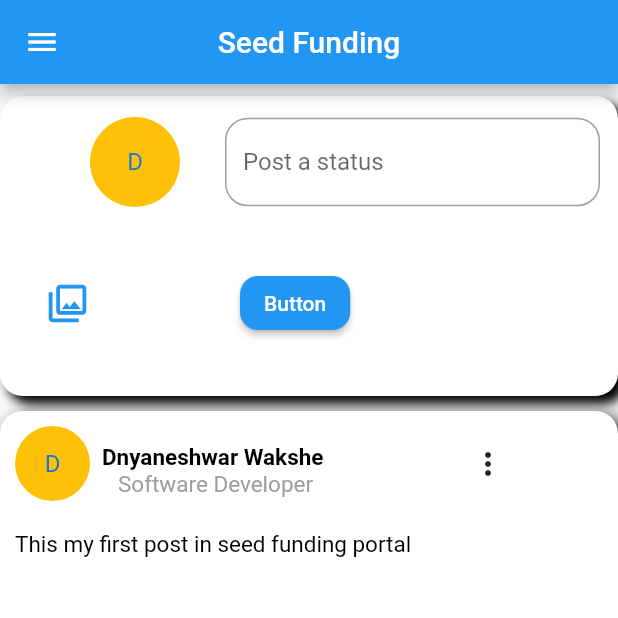
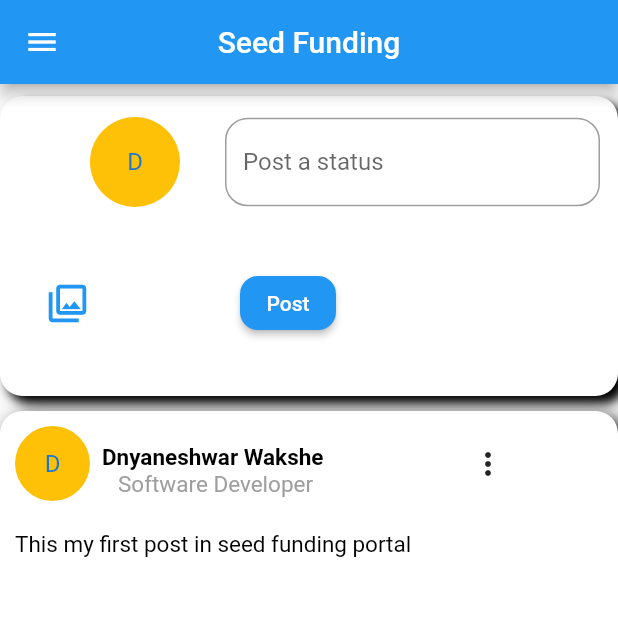
Before and after one commit to dnwakshe/seed_funding, a Flutter app: the screen it shows after launch, on a phone screen of 412 x 824 dp, the top half of it. Run offline on Flutter 3.47's test engine with Material 2 defaults, Android fonts, the light colour scheme and no system bars; our stand-ins replace carousel_slider, firebase_auth, firebase_core, fluttertoast; accounts and stored records are empty.

```diff
--- a/lib/home.dart
+++ b/lib/home.dart
@@ -180,7 +180,7 @@ class _IndexState extends State<Index> {
                                         padding: const EdgeInsets.only(left: 100.0),
                                         child: ElevatedButton(
                                                 onPressed: () {},
-                                                child: Text('Button'),
+                                                child: Text('Post'),
                                                 style: ElevatedButton.styleFrom(
                                                   shape: RoundedRectangleBorder(
                                                     borderRadius: BorderRadius.circular(12), // <-- Radius
@@ -204,7 +204,7 @@ class _IndexState extends State<Index> {
                     ),
                     //============== Post Container1 ============
                     Container(
-                      height: 700,
+                      height: 710,
                       width: 500,
                       decoration: BoxDecoration(
                           color: Colors.white,
```
